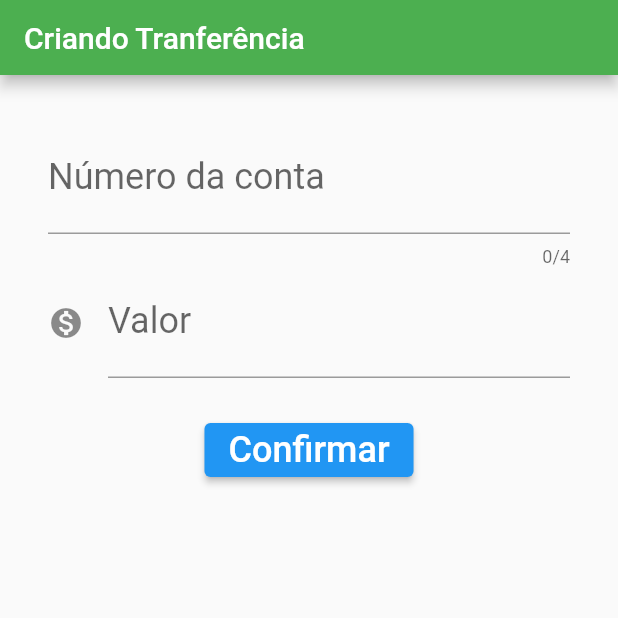
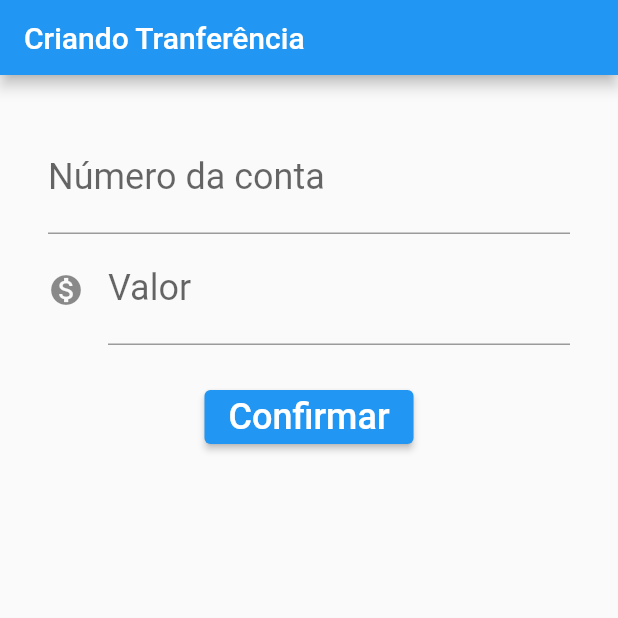
Before and after one commit to petersongit/bytebank, a Flutter app: the screen it shows after launch, after a tap on "Confirmar", on a phone screen of 412 x 824 dp, the top half of it. Run offline on Flutter 3.47's test engine with Material 2 defaults, Android fonts, the phone set to English and light mode, and no system bars.

Commit message:
Refatorado tela de cadastro de transferencia

```diff
--- a/lib/main.dart
+++ b/lib/main.dart
@@ -1,8 +1,5 @@
-import 'dart:html';
-
 import 'package:flutter/cupertino.dart';
 import 'package:flutter/material.dart';
-import 'tela/listaTransferencia/ListaTransferencia.dart';
 
 import 'tela/formularioTransferencia/FormularioTransferencia.dart';
 
--- a/lib/tela/formularioTransferencia/AppBarListaFormulario.dart
+++ b/lib/tela/formularioTransferencia/AppBarListaFormulario.dart
@@ -7,7 +7,7 @@ class AppBarListaFormulario extends StatelessWidget implements PreferredSizeWidg
   Widget build(BuildContext context) {
     return AppBar(
       title: Text('Criando Tranferência'),
-      backgroundColor: Colors.green,
+      backgroundColor: Colors.blue,
     );
   }
 
--- a/lib/tela/formularioTransferencia/FormularioTransferencia.dart
+++ b/lib/tela/formularioTransferencia/FormularioTransferencia.dart
@@ -5,8 +5,8 @@ import '../listaTransferencia/ItemTransferencia.dart';
 class FormularioTransferencia extends StatelessWidget {
   //const FormularioTransferencia({Key key}) : super(key: key);
 
-  TextEditingController _controllerConta = TextEditingController();
-  TextEditingController _controllerValor = TextEditingController();
+  final TextEditingController _controllerConta = TextEditingController();
+  final TextEditingController _controllerValor = TextEditingController();
 
   @override
   Widget build(BuildContext context) {
@@ -16,23 +16,17 @@ class FormularioTransferencia extends StatelessWidget {
         padding: EdgeInsets.all(32),
         child: Column(
           children: [
-            TextField(
-              keyboardType: TextInputType.number,
-              style: TextStyle(fontSize: 24),
-              controller: _controllerConta,
-              decoration: InputDecoration(
-                  labelText: 'Número da conta', hintText: '0000'),
-              maxLength: 4,
-            ),
-            TextField(
-              keyboardType: TextInputType.number,
-              style: TextStyle(fontSize: 24),
-              controller: _controllerValor,
-              decoration: InputDecoration(
-                  labelText: 'Valor',
-                  hintText: 'Valor',
-                  icon: Icon(Icons.monetization_on)),
-            ),
+            TextBox(
+                fontSize: 24,
+                rotulo: 'Número da conta',
+                dica: '0000',
+                controlador: _controllerConta),
+            TextBox(
+                fontSize: 24,
+                rotulo: 'Valor',
+                dica: 'Valor',
+                controlador: _controllerValor,
+                icone: Icons.monetization_on),
             Padding(
               padding: const EdgeInsets.all(24),
               child: Center(
@@ -42,21 +36,48 @@ class FormularioTransferencia extends StatelessWidget {
                     'Confirmar',
                     style: TextStyle(fontSize: 24),
                   ),
-                  onPressed: () {
-                    final int conta = int.tryParse(_controllerConta.text);
-                    final double valor = double.tryParse(_controllerValor.text);
-
-                    if (conta != null && valor != null) {
-                      Trasnferencia trasferebcia = Trasnferencia(conta, valor);
-                      print(trasferebcia.toString());
-                    }
-                  },
+                  onPressed: _realizarTransferencia,
                 ),
               ),
-            )
+            ),
           ],
         ),
       ),
     );
   }
+
+  void _realizarTransferencia() {
+    final int conta = int.tryParse(_controllerConta.text);
+    final double valor = double.tryParse(_controllerValor.text);
+
+    if (conta != null && valor != null) {
+      Trasnferencia trasferebcia = Trasnferencia(conta, valor);
+      print(trasferebcia.toString());
+    }
+  }
 }
+
+class TextBox extends StatelessWidget {
+  //const TextBox({Key key}) : super(key: key);
+  final double fontSize;
+  final String rotulo;
+  final String dica;
+  final TextEditingController controlador;
+  final IconData icone;
+
+  TextBox(
+      {this.fontSize, this.rotulo, this.dica, this.controlador, this.icone});
+
+  @override
+  Widget build(BuildContext context) {
+    return TextField(
+      keyboardType: TextInputType.number,
+      style: TextStyle(fontSize: fontSize),
+      controller: controlador,
+      decoration: InputDecoration(
+          labelText: rotulo,
+          hintText: dica,
+          icon: icone != null ? Icon(icone) : null),
+    );
+  }
+}
--- a/lib/tela/listaTransferencia/ListaTransferenciaFloatingActionButton.dart
+++ b/lib/tela/listaTransferencia/ListaTransferenciaFloatingActionButton.dart
@@ -8,6 +8,7 @@ class ListaTransferenciaFloatingActionButton extends StatelessWidget {
     return FloatingActionButton(
       child: Icon(Icons.add),
       backgroundColor: Colors.green,
+      onPressed: (){},
     );
   }
 }
```
